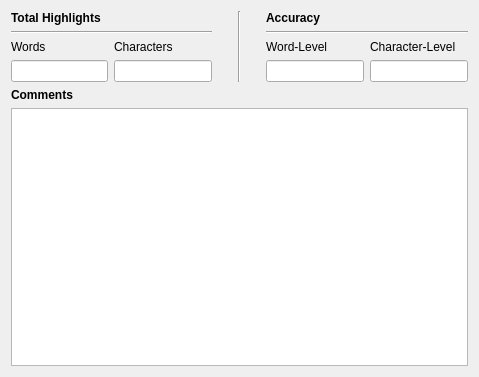
First picture: the form in FrameWorkCode/commentsview.ui, repository UDAAN-LEAP/leap-pe-tool, before the edit.
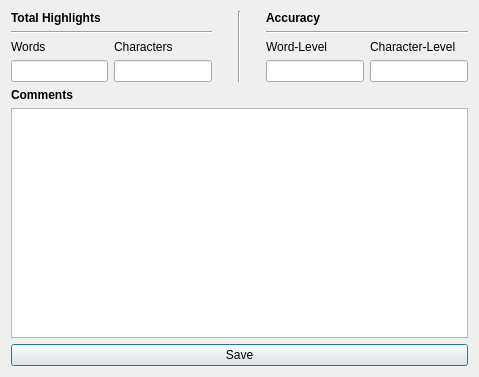
Second picture: the form after the edit.

What changed in the file:
```diff
--- a/FrameWorkCode/commentsview.ui
+++ b/FrameWorkCode/commentsview.ui
@@ -178,6 +178,13 @@
        </property>
       </widget>
      </item>
+     <item>
+      <widget class="QPushButton" name="pushButton">
+       <property name="text">
+        <string>Save</string>
+       </property>
+      </widget>
+     </item>
     </layout>
    </item>
   </layout>
```
